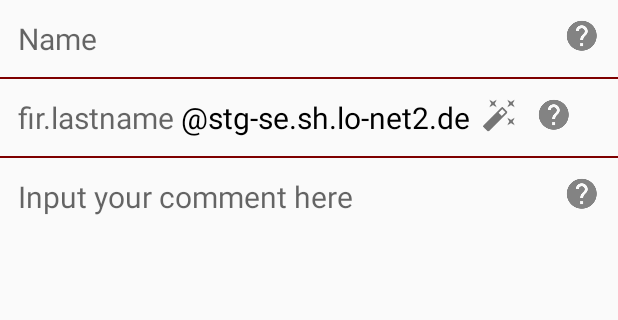
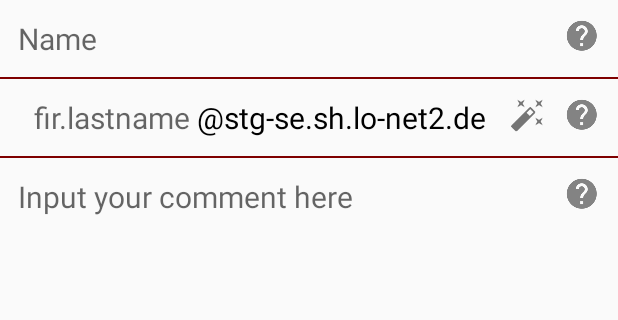
Before and after one commit to gereonelvers/stg-news, an Android app: the CreateCommentActivity screen opened directly, with no data from a screen before it, on a phone screen of 412 x 824 dp, the part 84-404 px from its top. Run offline under Robolectric (Android 15) with nearby library versions, the phone set to English and light mode, and no system bars.

Commit message:
Fixed layout issues in CreateCommentActivity and improved overall comment creation UX

```diff
--- a/app/build.gradle
+++ b/app/build.gradle
@@ -6,8 +6,8 @@ android {
         applicationId "com.elvers.gereon.stgnewsapp"
         minSdkVersion 15
         targetSdkVersion 28
-        versionCode 11
-        versionName "1.2.4"
+        versionCode 12
+        versionName "1.2.5"
         testInstrumentationRunner "android.support.test.runner.AndroidJUnitRunner"
     }
     buildTypes {
--- a/app/src/main/res/layout/activity_create_comment.xml
+++ b/app/src/main/res/layout/activity_create_comment.xml
@@ -45,8 +45,19 @@
             android:layout_width="match_parent"
             android:layout_height="1dp"
             android:background="@color/colorPrimaryDark"/>
+        <RelativeLayout
+            android:layout_width="match_parent"
+            android:layout_height="wrap_content">
+            <HorizontalScrollView
+                android:layout_width="wrap_content"
+                android:layout_height="wrap_content"
+                android:layout_toLeftOf="@id/create_comment_email_wand_iv"
+                android:layout_toStartOf="@id/create_comment_email_wand_iv"
+                android:requiresFadingEdge="horizontal"
+                android:fadingEdgeLength="60dp"
+                >
                 <LinearLayout
-            android:layout_width="match_parent"
+                    android:layout_width="wrap_content"
                     android:layout_height="wrap_content">
                     <EditText
                         android:id="@+id/create_comment_email_et"
@@ -60,33 +71,46 @@
                         android:paddingLeft="12dp"
                         android:paddingRight="4dp"
                         android:textSize="20sp"
-                tools:targetApi="o" />
+                        tools:targetApi="o"
+                        android:paddingStart="12dp"
+                        android:paddingEnd="4dp" />
+
                     <TextView
+                        android:background="#fafafa"
                         android:layout_width="wrap_content"
                         android:layout_height="wrap_content"
                         android:layout_gravity="center_vertical"
+                        android:paddingTop="12dp"
+                        android:paddingBottom="12dp"
                         android:paddingEnd="8dp"
                         android:paddingRight="8dp"
                         android:text="@string/lonet_string"
                         android:textColor="@android:color/primary_text_light"
                         android:textSize="20sp"
                         tools:ignore="RtlSymmetry" />
+                </LinearLayout>
+            </HorizontalScrollView>
             <ImageView
+                android:layout_toLeftOf="@id/create_comment_email_question_iv"
                 android:id="@+id/create_comment_email_wand_iv"
                 android:layout_width="wrap_content"
                 android:layout_height="wrap_content"
                 android:contentDescription="@string/about_wand_description"
                 android:paddingTop="12dp"
                 android:paddingBottom="12dp"
-                android:src="@drawable/ic_auto_fix" />
+                android:paddingLeft="8dp"
+                android:src="@drawable/ic_auto_fix"
+                android:layout_toStartOf="@id/create_comment_email_question_iv" />
             <ImageView
+                android:layout_alignParentRight="true"
                 android:id="@+id/create_comment_email_question_iv"
                 android:layout_width="wrap_content"
                 android:layout_height="wrap_content"
                 android:contentDescription="@string/about_question_description"
                 android:padding="12dp"
-                android:src="@drawable/ic_question"/>
-        </LinearLayout>
+                android:src="@drawable/ic_question"
+                android:layout_alignParentEnd="true" />
+        </RelativeLayout>
         <View
             android:layout_width="match_parent"
             android:layout_height="1dp"
--- a/app/src/main/res/values/strings.xml
+++ b/app/src/main/res/values/strings.xml
@@ -79,5 +79,6 @@
     <string name="quill_description">Quill and inkwell, why not create something with it?</string>
     <string name="arrow_description">Arrow pointing to the Add-comment button</string>
     <string name="refresh_string">Refresh</string>
+    <string name="name_too_long">Check if mail-generation worked correctly!</string>
 
 </resources>
```
Also changed, not shown: app/src/main/java/com/elvers/gereon/stgnewsapp1/CreateCommentActivity.java (+13 -0 lines), 2 other files. Lines whose indentation alone changed are shown as unchanged.
